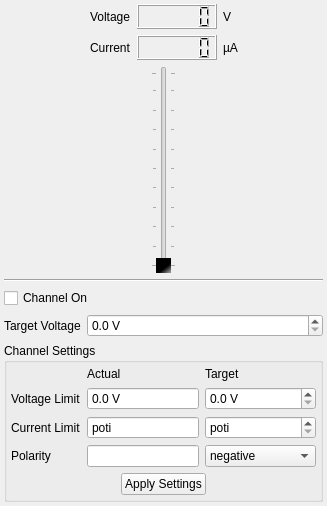
Before: the Qt Designer form src/client/mesycontrol/ui/mhv4_channel.ui in flueke/mesycontrol, drawn with Qt 5.
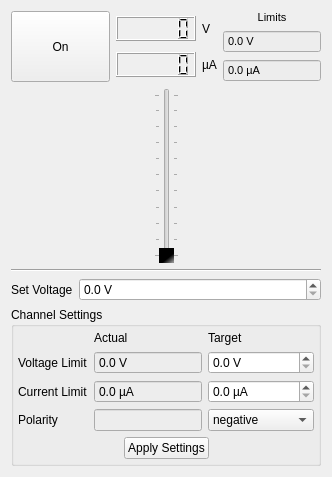
After: the same form once the commit is applied.

Patch:
```diff
--- a/src/client/mesycontrol/ui/mhv4_channel.ui
+++ b/src/client/mesycontrol/ui/mhv4_channel.ui
@@ -6,36 +6,214 @@
    <rect>
     <x>0</x>
     <y>0</y>
-    <width>327</width>
-    <height>506</height>
+    <width>332</width>
+    <height>467</height>
    </rect>
   </property>
   <property name="windowTitle">
    <string>Form</string>
   </property>
-  <layout class="QVBoxLayout" name="verticalLayout">
-   <property name="margin">
-    <number>4</number>
-   </property>
+  <layout class="QVBoxLayout" name="verticalLayout_2">
    <item>
-    <layout class="QHBoxLayout" name="horizontalLayout_2">
-     <item>
-      <spacer name="horizontalSpacer_3">
-       <property name="orientation">
-        <enum>Qt::Horizontal</enum>
+    <layout class="QGridLayout" name="gridLayout_2">
+     <item row="0" column="0">
+      <widget class="QPushButton" name="pb_channelstate">
+       <property name="sizePolicy">
+        <sizepolicy hsizetype="Expanding" vsizetype="Expanding">
+         <horstretch>0</horstretch>
+         <verstretch>0</verstretch>
+        </sizepolicy>
        </property>
-       <property name="sizeHint" stdset="0">
-        <size>
-         <width>0</width>
-         <height>20</height>
-        </size>
+       <property name="text">
+        <string>On</string>
        </property>
-      </spacer>
+       <property name="checkable">
+        <bool>true</bool>
+       </property>
+      </widget>
      </item>
-     <item>
+     <item row="0" column="2">
+      <layout class="QVBoxLayout" name="verticalLayout">
+       <item>
+        <widget class="QLabel" name="label_2">
+         <property name="font">
+          <font>
+           <pointsize>8</pointsize>
+          </font>
+         </property>
+         <property name="text">
+          <string>Limits</string>
+         </property>
+         <property name="alignment">
+          <set>Qt::AlignCenter</set>
+         </property>
+        </widget>
+       </item>
+       <item>
+        <widget class="QDoubleSpinBox" name="spin_actual_voltage_limit_top">
+         <property name="sizePolicy">
+          <sizepolicy hsizetype="MinimumExpanding" vsizetype="Fixed">
+           <horstretch>0</horstretch>
+           <verstretch>0</verstretch>
+          </sizepolicy>
+         </property>
+         <property name="palette">
+          <palette>
+           <active>
+            <colorrole role="Base">
+             <brush brushstyle="SolidPattern">
+              <color alpha="255">
+               <red>237</red>
+               <green>237</green>
+               <blue>237</blue>
+              </color>
+             </brush>
+            </colorrole>
+           </active>
+           <inactive>
+            <colorrole role="Base">
+             <brush brushstyle="SolidPattern">
+              <color alpha="255">
+               <red>237</red>
+               <green>237</green>
+               <blue>237</blue>
+              </color>
+             </brush>
+            </colorrole>
+           </inactive>
+           <disabled>
+            <colorrole role="Base">
+             <brush brushstyle="SolidPattern">
+              <color alpha="255">
+               <red>255</red>
+               <green>255</green>
+               <blue>255</blue>
+              </color>
+             </brush>
+            </colorrole>
+           </disabled>
+          </palette>
+         </property>
+         <property name="font">
+          <font>
+           <pointsize>8</pointsize>
+          </font>
+         </property>
+         <property name="readOnly">
+          <bool>true</bool>
+         </property>
+         <property name="buttonSymbols">
+          <enum>QAbstractSpinBox::NoButtons</enum>
+         </property>
+         <property name="suffix">
+          <string> V</string>
+         </property>
+         <property name="decimals">
+          <number>1</number>
+         </property>
+         <property name="maximum">
+          <double>10000.000000000000000</double>
+         </property>
+         <property name="singleStep">
+          <double>0.100000000000000</double>
+         </property>
+        </widget>
+       </item>
+       <item>
+        <widget class="QDoubleSpinBox" name="spin_actual_current_limit_top">
+         <property name="sizePolicy">
+          <sizepolicy hsizetype="MinimumExpanding" vsizetype="Fixed">
+           <horstretch>0</horstretch>
+           <verstretch>0</verstretch>
+          </sizepolicy>
+         </property>
+         <property name="palette">
+          <palette>
+           <active>
+            <colorrole role="Base">
+             <brush brushstyle="SolidPattern">
+              <color alpha="255">
+               <red>237</red>
+               <green>237</green>
+               <blue>237</blue>
+              </color>
+             </brush>
+            </colorrole>
+           </active>
+           <inactive>
+            <colorrole role="Base">
+             <brush brushstyle="SolidPattern">
+              <color alpha="255">
+               <red>237</red>
+               <green>237</green>
+               <blue>237</blue>
+              </color>
+             </brush>
+            </colorrole>
+           </inactive>
+           <disabled>
+            <colorrole role="Base">
+             <brush brushstyle="SolidPattern">
+              <color alpha="255">
+               <red>255</red>
+               <green>255</green>
+               <blue>255</blue>
+              </color>
+             </brush>
+            </colorrole>
+           </disabled>
+          </palette>
+         </property>
+         <property name="font">
+          <font>
+           <pointsize>8</pointsize>
+          </font>
+         </property>
+         <property name="readOnly">
+          <bool>true</bool>
+         </property>
+         <property name="buttonSymbols">
+          <enum>QAbstractSpinBox::NoButtons</enum>
+         </property>
+         <property name="suffix">
+          <string> µA</string>
+         </property>
+         <property name="decimals">
+          <number>1</number>
+         </property>
+         <property name="maximum">
+          <double>10000.000000000000000</double>
+         </property>
+         <property name="singleStep">
+          <double>1.000000000000000</double>
+         </property>
+        </widget>
+       </item>
+       <item>
+        <spacer name="verticalSpacer_2">
+         <property name="orientation">
+          <enum>Qt::Vertical</enum>
+         </property>
+         <property name="sizeHint" stdset="0">
+          <size>
+           <width>20</width>
+           <height>40</height>
+          </size>
+         </property>
+        </spacer>
+       </item>
+      </layout>
+     </item>
+     <item row="0" column="1">
       <layout class="QGridLayout" name="gridLayout">
-       <item row="1" column="1">
+       <item row="1" column="0">
         <widget class="QLCDNumber" name="lcd_current">
+         <property name="sizePolicy">
+          <sizepolicy hsizetype="Minimum" vsizetype="Fixed">
+           <horstretch>0</horstretch>
+           <verstretch>0</verstretch>
+          </sizepolicy>
+         </property>
          <property name="minimumSize">
           <size>
            <width>0</width>
@@ -48,61 +226,40 @@
         </widget>
        </item>
        <item row="0" column="1">
-        <widget class="QLCDNumber" name="lcd_voltage">
-         <property name="minimumSize">
-          <size>
-           <width>80</width>
-           <height>25</height>
-          </size>
-         </property>
-         <property name="smallDecimalPoint">
-          <bool>true</bool>
-         </property>
-        </widget>
-       </item>
-       <item row="0" column="2">
         <widget class="QLabel" name="lab_voltage_1">
          <property name="text">
           <string>V</string>
          </property>
         </widget>
        </item>
-       <item row="1" column="2">
+       <item row="0" column="0">
+        <widget class="QLCDNumber" name="lcd_voltage">
+         <property name="sizePolicy">
+          <sizepolicy hsizetype="Minimum" vsizetype="Fixed">
+           <horstretch>0</horstretch>
+           <verstretch>0</verstretch>
+          </sizepolicy>
+         </property>
+         <property name="minimumSize">
+          <size>
+           <width>80</width>
+           <height>25</height>
+          </size>
+         </property>
+         <property name="smallDecimalPoint">
+          <bool>true</bool>
+         </property>
+        </widget>
+       </item>
+       <item row="1" column="1">
         <widget class="QLabel" name="lab_current_1">
          <property name="text">
           <string>µA</string>
          </property>
         </widget>
        </item>
-       <item row="0" column="0">
-        <widget class="QLabel" name="label_3">
-         <property name="text">
-          <string>Voltage</string>
-         </property>
-        </widget>
-       </item>
-       <item row="1" column="0">
-        <widget class="QLabel" name="label_4">
-         <property name="text">
-          <string>Current</string>
-         </property>
-        </widget>
-       </item>
       </layout>
      </item>
-     <item>
-      <spacer name="horizontalSpacer_4">
-       <property name="orientation">
-        <enum>Qt::Horizontal</enum>
-       </property>
-       <property name="sizeHint" stdset="0">
-        <size>
-         <width>0</width>
-         <height>20</height>
-        </size>
-       </property>
-      </spacer>
-     </item>
     </layout>
    </item>
    <item>
@@ -171,24 +328,17 @@
    </item>
    <item>
     <layout class="QGridLayout" name="gridLayout_6">
-     <item row="0" column="0" colspan="2">
-      <widget class="QCheckBox" name="cb_channel_state">
-       <property name="text">
-        <string>Channel On</string>
-       </property>
-      </widget>
-     </item>
-     <item row="1" column="0">
+     <item row="0" column="0">
       <widget class="QLabel" name="label_1">
        <property name="text">
-        <string>Target Voltage</string>
+        <string>Set Voltage</string>
        </property>
        <property name="buddy">
         <cstring>spin_target_voltage</cstring>
        </property>
       </widget>
      </item>
-     <item row="1" column="1">
+     <item row="0" column="1">
       <widget class="QDoubleSpinBox" name="spin_target_voltage">
        <property name="sizePolicy">
         <sizepolicy hsizetype="MinimumExpanding" vsizetype="Fixed">
@@ -231,6 +381,43 @@
             <verstretch>0</verstretch>
            </sizepolicy>
           </property>
+          <property name="palette">
+           <palette>
+            <active>
+             <colorrole role="Base">
+              <brush brushstyle="SolidPattern">
+               <color alpha="255">
+                <red>237</red>
+                <green>237</green>
+                <blue>237</blue>
+               </color>
+              </brush>
+             </colorrole>
+            </active>
+            <inactive>
+             <colorrole role="Base">
+              <brush brushstyle="SolidPattern">
+               <color alpha="255">
+                <red>237</red>
+                <green>237</green>
+                <blue>237</blue>
+               </color>
+              </brush>
+             </colorrole>
+            </inactive>
+            <disabled>
+             <colorrole role="Base">
+              <brush brushstyle="SolidPattern">
+               <color alpha="255">
+                <red>255</red>
+                <green>255</green>
+                <blue>255</blue>
+               </color>
+              </brush>
+             </colorrole>
+            </disabled>
+           </palette>
+          </property>
           <property name="readOnly">
            <bool>true</bool>
           </property>
@@ -312,15 +499,49 @@
             <verstretch>0</verstretch>
            </sizepolicy>
           </property>
+          <property name="palette">
+           <palette>
+            <active>
+             <colorrole role="Base">
+              <brush brushstyle="SolidPattern">
+               <color alpha="255">
+                <red>237</red>
+                <green>237</green>
+                <blue>237</blue>
+               </color>
+              </brush>
+             </colorrole>
+            </active>
+            <inactive>
+             <colorrole role="Base">
+              <brush brushstyle="SolidPattern">
+               <color alpha="255">
+                <red>237</red>
+                <green>237</green>
+                <blue>237</blue>
+               </color>
+              </brush>
+             </colorrole>
+            </inactive>
+            <disabled>
+             <colorrole role="Base">
+              <brush brushstyle="SolidPattern">
+               <color alpha="255">
+                <red>255</red>
+                <green>255</green>
+                <blue>255</blue>
+               </color>
+              </brush>
+             </colorrole>
+            </disabled>
+           </palette>
+          </property>
           <property name="readOnly">
            <bool>true</bool>
           </property>
           <property name="buttonSymbols">
            <enum>QAbstractSpinBox::NoButtons</enum>
           </property>
-          <property name="specialValueText">
-           <string>poti</string>
-          </property>
           <property name="suffix">
            <string> µA</string>
           </property>
@@ -353,9 +574,6 @@
             <verstretch>0</verstretch>
            </sizepolicy>
           </property>
-          <property name="specialValueText">
-           <string>poti</string>
-          </property>
           <property name="suffix">
            <string> µA</string>
           </property>
@@ -372,6 +590,43 @@
         </item>
         <item row="3" column="1">
          <widget class="QLineEdit" name="le_actual_polarity">
+          <property name="palette">
+           <palette>
+            <active>
+             <colorrole role="Base">
+              <brush brushstyle="SolidPattern">
+               <color alpha="255">
+                <red>237</red>
+                <green>237</green>
+                <blue>237</blue>
+               </color>
+              </brush>
+             </colorrole>
+            </active>
+            <inactive>
+             <colorrole role="Base">
+              <brush brushstyle="SolidPattern">
+               <color alpha="255">
+                <red>237</red>
+                <green>237</green>
+                <blue>237</blue>
+               </color>
+              </brush>
+             </colorrole>
+            </inactive>
+            <disabled>
+             <colorrole role="Base">
+              <brush brushstyle="SolidPattern">
+               <color alpha="255">
+                <red>255</red>
+                <green>255</green>
+                <blue>255</blue>
+               </color>
+              </brush>
+             </colorrole>
+            </disabled>
+           </palette>
+          </property>
           <property name="readOnly">
            <bool>true</bool>
           </property>
```
Left out of the diff: 1 changed line with no effect on the pictures.
